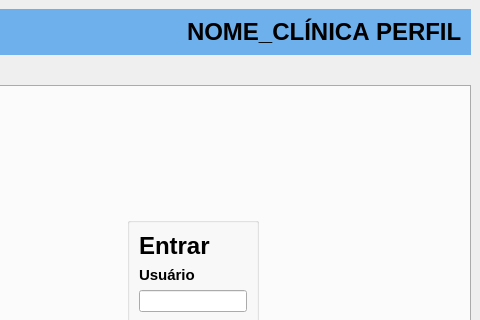
Old version of the form clinica_cpp/mainwindow.ui in the repository juander/Projeto_CPP; both pictures show x 833 to 1313 and y 0 to 320 of the 1313 by 720 pixel window.
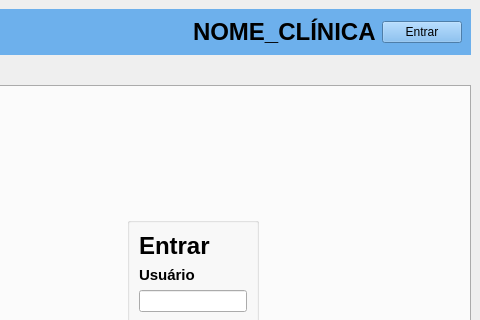
New version of the form. Icons and pictures are not drawn.

Commit message: criada janela entrar

Patch:
```diff
--- a/clinica_cpp/mainwindow.ui
+++ b/clinica_cpp/mainwindow.ui
@@ -266,12 +266,9 @@
           </widget>
          </item>
          <item>
-          <widget class="QLabel" name="labelPerfilClin">
-           <property name="styleSheet">
-            <string notr="true">color: rgb(0, 0, 0);</string>
-           </property>
+          <widget class="QPushButton" name="pushButton_3">
            <property name="text">
-            <string>&lt;html&gt;&lt;head/&gt;&lt;body&gt;&lt;p&gt;&lt;span style=&quot; font-size:18pt; font-weight:700;&quot;&gt;PERFIL&lt;/span&gt;&lt;/p&gt;&lt;/body&gt;&lt;/html&gt;</string>
+            <string>Entrar</string>
            </property>
           </widget>
          </item>
```
The commit also changes 5 other files.
